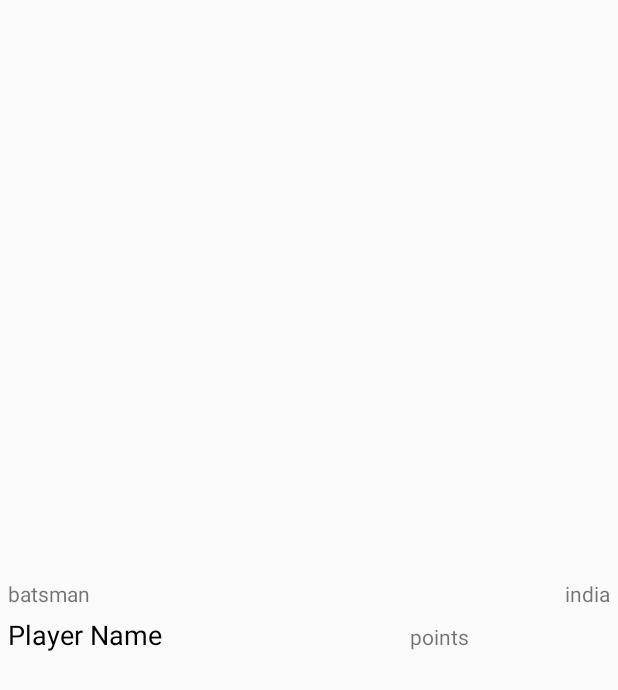
After one commit to parvindar/codeforthegame2019_fantasycricket, an Android app: the layout player_element_curr_points.xml on its own in the app's theme, with its tools: preview values and no code run, on a phone screen of 412 x 824 dp. The commit adds this screen. Shown: the top 690 px of the screen. Run offline under Robolectric (Android 15) with nearby library versions, the phone set to English and light mode, and no system bars; network calls fail.

Commit message:
added feature to show users team in mycontests, created functions to calculate points

```diff
--- a/app/src/main/AndroidManifest.xml
+++ b/app/src/main/AndroidManifest.xml
@@ -11,7 +11,8 @@
         android:roundIcon="@mipmap/ic_launcher_round"
         android:supportsRtl="true"
         android:theme="@style/AppTheme">
-        <activity android:name=".MyContestsActivity"></activity>
+        <activity android:name=".CurrentPointsActivity"></activity>
+        <activity android:name=".MyContestsActivity" />
         <activity android:name=".MyMatchesActivity" />
         <activity android:name=".AdminPanel" />
         <activity android:name=".MyAccountActivity" />
--- /dev/null
+++ b/app/src/main/res/layout/player_element_curr_points.xml
@@ -0,0 +1,73 @@
+<?xml version="1.0" encoding="utf-8"?>
+<android.support.constraint.ConstraintLayout
+    xmlns:android="http://schemas.android.com/apk/res/android"
+    xmlns:app="http://schemas.android.com/apk/res-auto"
+    android:layout_width="match_parent"
+    android:layout_height="match_parent">
+
+    <LinearLayout
+        android:layout_width="match_parent"
+        android:layout_height="wrap_content"
+        android:layout_marginTop="8dp"
+        android:layout_marginBottom="5dp"
+        android:orientation="vertical"
+        app:layout_constraintBottom_toBottomOf="parent"
+        app:layout_constraintTop_toTopOf="parent">
+
+        <LinearLayout
+            android:layout_width="match_parent"
+            android:layout_height="wrap_content"
+            android:layout_marginLeft="5dp"
+            android:layout_marginRight="5dp"
+            android:orientation="horizontal">
+
+            <TextView
+                android:id="@+id/tv_playertype"
+                android:layout_width="match_parent"
+                android:layout_height="wrap_content"
+                android:layout_weight="1"
+                android:text="batsman" />
+
+            <TextView
+                android:id="@+id/tv_playerteam"
+                android:layout_width="match_parent"
+                android:layout_height="wrap_content"
+                android:layout_weight="1"
+                android:text="india"
+                android:textAlignment="textEnd" />
+        </LinearLayout>
+
+        <LinearLayout
+            android:id="@+id/ll_player_element"
+            android:layout_width="match_parent"
+            android:layout_height="wrap_content"
+            android:layout_margin="5dp"
+            android:layout_marginStart="8dp"
+            android:layout_marginTop="8dp"
+            android:layout_marginEnd="8dp"
+            android:orientation="horizontal"
+            android:padding="0dp"
+            app:layout_constraintEnd_toEndOf="parent"
+            app:layout_constraintStart_toStartOf="parent"
+            app:layout_constraintTop_toTopOf="parent">
+
+            <TextView
+                android:id="@+id/tv_player_name"
+                android:layout_width="match_parent"
+                android:layout_height="wrap_content"
+                android:layout_weight="1"
+                android:text="Player Name"
+                android:textColor="@android:color/black"
+                android:textSize="18sp" />
+
+            <TextView
+                android:id="@+id/tv_points"
+                android:layout_width="match_parent"
+                android:layout_height="wrap_content"
+                android:layout_weight="2"
+                android:text="points" />
+
+        </LinearLayout>
+    </LinearLayout>
+
+</android.support.constraint.ConstraintLayout>
```
Also changed, not shown: app/src/main/java/com/test/fantasycricket/Calculate.java (added, +140 -0 lines), app/src/main/java/com/test/fantasycricket/Constants.java (+4 -0 lines), app/src/main/java/com/test/fantasycricket/ContestActivity.java (+31 -3 lines), app/src/main/java/com/test/fantasycricket/CreateTeamActivity.java (+59 -5 lines), app/src/main/java/com/test/fantasycricket/CurrentPointsActivity.java (added, +245 -0 lines), app/src/main/java/com/test/fantasycricket/MyAccountActivity.java (+3 -1 lines), app/src/main/java/com/test/fantasycricket/MyContestsActivity.java (+32 -13 lines), app/src/main/res/layout/activity_current_points.xml (added, +90 -0 lines).
